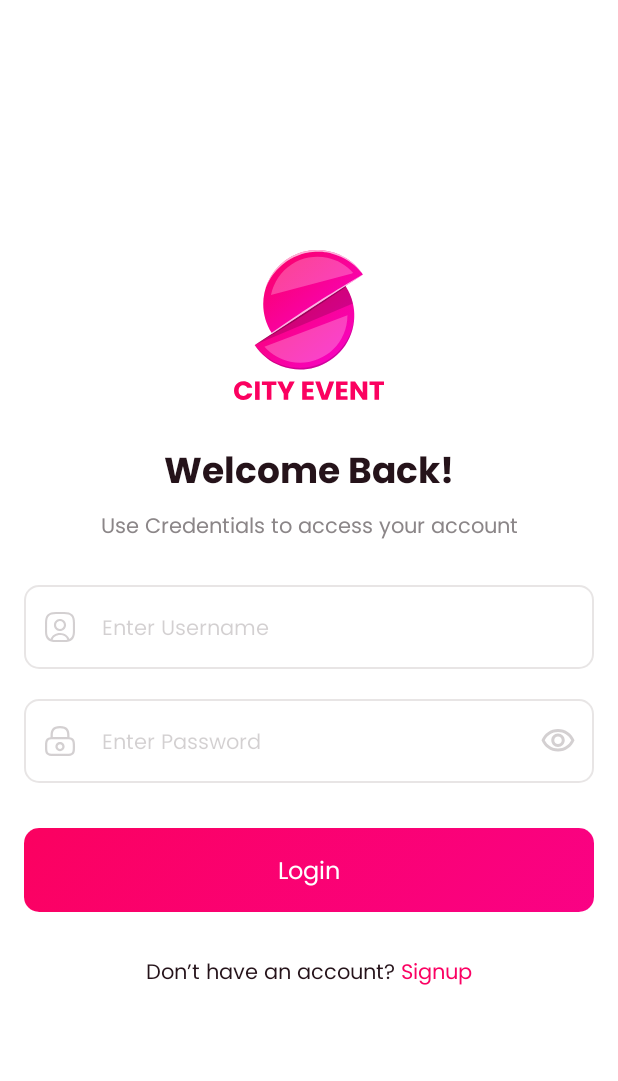
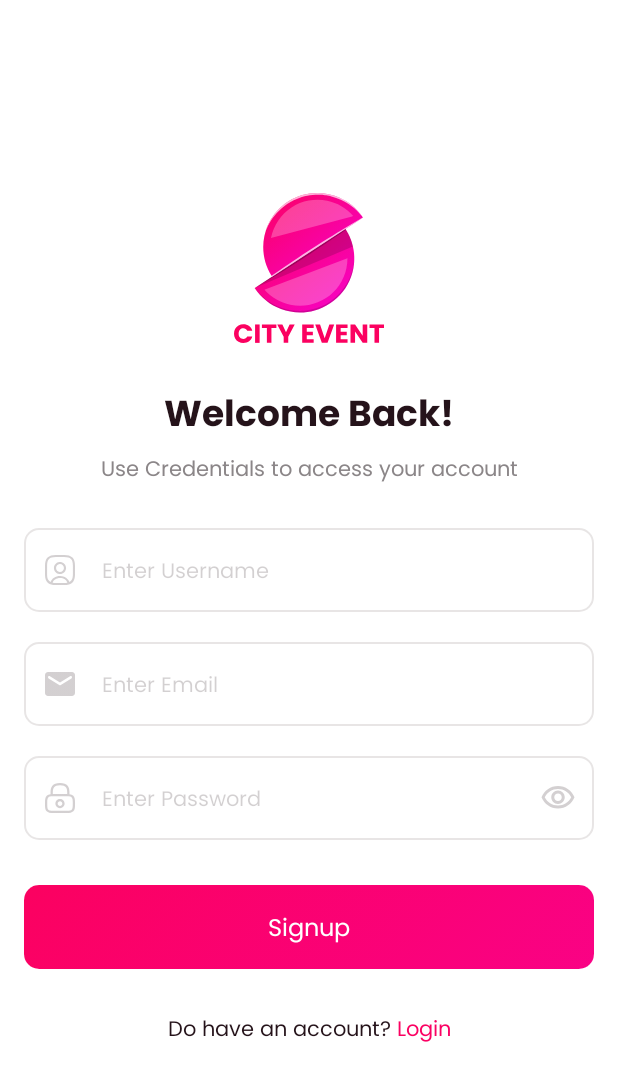
Before and after one commit to kamelkiko/PartyZone, an Android app built with Jetpack Compose: the SignupScreen screen opened through its navigation route, on a phone screen of 412 x 824 dp. Shown: the top 1081 px of the screen. Run offline under Robolectric (Android 15) with nearby library versions, the phone set to English and light mode, and no system bars; our stand-ins replace Dagger/Hilt's generated code.

Commit message:
finish login and signup

```diff
--- /dev/null
+++ b/design_system/src/main/res/drawable/email_icon.xml
@@ -0,0 +1,9 @@
+<vector xmlns:android="http://schemas.android.com/apk/res/android"
+    android:width="24dp"
+    android:height="24dp"
+    android:viewportWidth="24"
+    android:viewportHeight="24">
+  <path
+      android:fillColor="#FF000000"
+      android:pathData="M20,4L4,4c-1.1,0 -1.99,0.9 -1.99,2L2,18c0,1.1 0.9,2 2,2h16c1.1,0 2,-0.9 2,-2L22,6c0,-1.1 -0.9,-2 -2,-2zM19.6,8.25l-7.07,4.42c-0.32,0.2 -0.74,0.2 -1.06,0L4.4,8.25c-0.25,-0.16 -0.4,-0.43 -0.4,-0.72 0,-0.67 0.73,-1.07 1.3,-0.72L12,11l6.7,-4.19c0.57,-0.35 1.3,0.05 1.3,0.72 0,0.29 -0.15,0.56 -0.4,0.72z"/>
+</vector>
--- a/seller/src/main/java/com/app/partyzone/seller/ui/navigation/AppNavHost.kt
+++ b/seller/src/main/java/com/app/partyzone/seller/ui/navigation/AppNavHost.kt
@@ -4,7 +4,8 @@ import androidx.compose.foundation.layout.PaddingValues
 import androidx.compose.runtime.Composable
 import androidx.navigation.compose.NavHost
 import androidx.navigation.compose.composable
-import com.app.partyzone.seller.ui.screen.auth.LoginScreen
+import com.app.partyzone.seller.ui.screen.auth.login.LoginScreen
+import com.app.partyzone.seller.ui.screen.auth.signup.SignupScreen
 import com.app.partyzone.seller.ui.screen.splash.SplashScreen
 import com.app.partyzone.seller.ui.util.LocalNavigationProvider
 
@@ -22,5 +23,9 @@ fun AppNavHost(innerPadding: PaddingValues) {
         composable<Screen.Login> {
             LoginScreen(innerPadding = innerPadding)
         }
+
+        composable<Screen.Signup> {
+            SignupScreen(innerPadding = innerPadding)
+        }
     }
 }
--- a/seller/src/main/java/com/app/partyzone/seller/ui/navigation/Screen.kt
+++ b/seller/src/main/java/com/app/partyzone/seller/ui/navigation/Screen.kt
@@ -8,4 +8,7 @@ sealed interface Screen {
 
     @Serializable
     data object Login : Screen
+
+    @Serializable
+    data object Signup : Screen
 }
--- /dev/null
+++ b/seller/src/main/java/com/app/partyzone/seller/ui/screen/auth/login/LoginScreen.kt
@@ -0,0 +1,166 @@
+package com.app.partyzone.seller.ui.screen.auth.login
+
+import androidx.compose.foundation.Image
+import androidx.compose.foundation.background
+import androidx.compose.foundation.clickable
+import androidx.compose.foundation.layout.Arrangement
+import androidx.compose.foundation.layout.Box
+import androidx.compose.foundation.layout.Column
+import androidx.compose.foundation.layout.PaddingValues
+import androidx.compose.foundation.layout.Row
+import androidx.compose.foundation.layout.Spacer
+import androidx.compose.foundation.layout.fillMaxSize
+import androidx.compose.foundation.layout.fillMaxWidth
+import androidx.compose.foundation.layout.height
+import androidx.compose.foundation.layout.padding
+import androidx.compose.foundation.layout.size
+import androidx.compose.material.icons.Icons
+import androidx.compose.material.icons.filled.Email
+import androidx.compose.material3.ExperimentalMaterial3Api
+import androidx.compose.material3.Icon
+import androidx.compose.material3.Text
+import androidx.compose.runtime.Composable
+import androidx.compose.runtime.getValue
+import androidx.compose.runtime.mutableStateOf
+import androidx.compose.runtime.remember
+import androidx.compose.runtime.setValue
+import androidx.compose.ui.Alignment
+import androidx.compose.ui.Modifier
+import androidx.compose.ui.res.painterResource
+import androidx.compose.ui.res.stringResource
+import androidx.compose.ui.text.input.KeyboardType
+import androidx.compose.ui.text.style.TextAlign
+import androidx.compose.ui.unit.dp
+import com.app.partyzone.design_system.composable.PzButton
+import com.app.partyzone.design_system.composable.PzTextField
+import com.app.partyzone.design_system.theme.Theme
+import com.app.partyzone.design_system.theme.brush
+import com.app.partyzone.seller.R
+import com.app.partyzone.seller.ui.navigation.Screen
+import com.app.partyzone.seller.ui.util.LocalNavigationProvider
+
+@Composable
+fun LoginScreen(innerPadding: PaddingValues) {
+    Box(
+        modifier = Modifier
+            .fillMaxSize()
+            .background(Theme.colors.primary)
+            .padding(innerPadding)
+    ) {
+        LoginContent()
+    }
+}
+
+@OptIn(ExperimentalMaterial3Api::class)
+@Composable
+private fun LoginContent() {
+    var name by remember { mutableStateOf("") }
+    var pass by remember { mutableStateOf("") }
+    val nav = LocalNavigationProvider.current
+
+    Column(
+        modifier = Modifier
+            .fillMaxSize()
+            .background(Theme.colors.primary)
+            .padding(16.dp),
+        horizontalAlignment = Alignment.CenterHorizontally,
+        verticalArrangement = Arrangement.Center,
+    ) {
+        Image(
+            painter = painterResource(id = com.app.partyzone.design_system.R.drawable.logo),
+            contentDescription = stringResource(R.string.logo),
+            modifier = Modifier
+                .size(100.dp)
+                .align(Alignment.CenterHorizontally),
+            contentScale = androidx.compose.ui.layout.ContentScale.FillBounds
+        )
+        Spacer(modifier = Modifier.height(30.dp))
+        Text(
+            text = stringResource(R.string.welcome_back),
+            color = Theme.colors.contentPrimary,
+            style = Theme.typography.headlineLarge,
+            textAlign = TextAlign.Center,
+            modifier = Modifier
+                .fillMaxWidth()
+                .align(Alignment.CenterHorizontally)
+        )
+        Spacer(modifier = Modifier.height(10.dp))
+        Text(
+            text = stringResource(R.string.use_credentials_to_access_your_account),
+            color = Theme.colors.contentSecondary,
+            style = Theme.typography.title,
+            textAlign = TextAlign.Center,
+            modifier = Modifier
+                .fillMaxWidth()
+                .align(Alignment.CenterHorizontally)
+        )
+        Spacer(modifier = Modifier.height(30.dp))
+        PzTextField(
+            hint = stringResource(R.string.enter_email),
+            text = name,
+            onValueChange = { name = it },
+            keyboardType = KeyboardType.Email,
+            leadingIcon = {
+                Icon(
+                    painter = painterResource(id = com.app.partyzone.design_system.R.drawable.email_icon),
+                    contentDescription = stringResource(R.string.email_icon),
+                    tint = Theme.colors.contentTertiary
+                )
+            },
+            textFieldModifier = Modifier
+                .fillMaxWidth()
+                .height(56.dp)
+        )
+        Spacer(modifier = Modifier.height(20.dp))
+        PzTextField(
+            hint = stringResource(R.string.enter_password),
+            text = pass,
+            onValueChange = { pass = it },
+            keyboardType = KeyboardType.Password,
+            leadingIcon = {
+                Icon(
+                    painter = painterResource(id = com.app.partyzone.design_system.R.drawable.password_icon),
+                    contentDescription = stringResource(R.string.password_icon),
+                    tint = Theme.colors.contentPrimary
+                )
+            },
+            textFieldModifier = Modifier
+                .fillMaxWidth()
+                .height(56.dp)
+        )
+        Spacer(modifier = Modifier.height(30.dp))
+        PzButton(
+            title = stringResource(R.string.login),
+            onClick = { },
+            modifier = Modifier
+                .fillMaxWidth()
+                .align(Alignment.CenterHorizontally),
+        )
+        Spacer(modifier = Modifier.height(30.dp))
+        Row(
+            modifier = Modifier.fillMaxWidth(),
+            verticalAlignment = Alignment.CenterVertically,
+            horizontalArrangement = Arrangement.Center
+        ) {
+            Text(
+                text = stringResource(R.string.don_t_have_an_account),
+                color = Theme.colors.contentPrimary,
+                style = Theme.typography.title,
+                textAlign = TextAlign.Center,
+                modifier = Modifier
+                    .align(Alignment.CenterVertically)
+            )
+            Text(
+                text = stringResource(R.string.signup),
+                color = Theme.colors.contentSecondary,
+                style = Theme.typography.title.copy(
+                    brush = brush
+                ),
+                textAlign = TextAlign.Center,
+                modifier = Modifier
+                    .align(Alignment.CenterVertically)
+                    .clickable { nav.navigate(Screen.Signup) }
+            )
+        }
+    }
+}
--- a/seller/src/main/java/com/app/partyzone/seller/ui/screen/auth/LoginScreen.kt
+++ b/seller/src/main/java/com/app/partyzone/seller/ui/screen/auth/signup/SignupScreen.kt
@@ -1,7 +1,8 @@
-package com.app.partyzone.seller.ui.screen.auth
+package com.app.partyzone.seller.ui.screen.auth.signup
 
 import androidx.compose.foundation.Image
 import androidx.compose.foundation.background
+import androidx.compose.foundation.clickable
 import androidx.compose.foundation.layout.Arrangement
 import androidx.compose.foundation.layout.Box
 import androidx.compose.foundation.layout.Column
@@ -13,6 +14,9 @@ import androidx.compose.foundation.layout.fillMaxWidth
 import androidx.compose.foundation.layout.height
 import androidx.compose.foundation.layout.padding
 import androidx.compose.foundation.layout.size
+import androidx.compose.material.icons.Icons
+import androidx.compose.material.icons.filled.Email
+import androidx.compose.material.icons.outlined.Email
 import androidx.compose.material3.ExperimentalMaterial3Api
 import androidx.compose.material3.Icon
 import androidx.compose.material3.Text
@@ -33,24 +37,29 @@ import com.app.partyzone.design_system.composable.PzTextField
 import com.app.partyzone.design_system.theme.Theme
 import com.app.partyzone.design_system.theme.brush
 import com.app.partyzone.seller.R
+import com.app.partyzone.seller.ui.navigation.Screen
+import com.app.partyzone.seller.ui.util.LocalNavigationProvider
 
 @Composable
-fun LoginScreen(innerPadding: PaddingValues) {
+fun SignupScreen(innerPadding: PaddingValues) {
     Box(
         modifier = Modifier
             .fillMaxSize()
             .background(Theme.colors.primary)
             .padding(innerPadding)
     ) {
-        LoginContent()
+        SignupContent()
     }
 }
 
 @OptIn(ExperimentalMaterial3Api::class)
 @Composable
-private fun LoginContent() {
+private fun SignupContent() {
     var name by remember { mutableStateOf("") }
+    var name2 by remember { mutableStateOf("") }
     var pass by remember { mutableStateOf("") }
+    val nav = LocalNavigationProvider.current
+
     Column(
         modifier = Modifier
             .fillMaxSize()
@@ -95,9 +104,26 @@ private fun LoginContent() {
             keyboardType = KeyboardType.Text,
             leadingIcon = {
                 Icon(
-                    painter = painterResource(id = com.app.partyzone.design_system.R.drawable.username_icon),
+                    painter = painterResource(com.app.partyzone.design_system.R.drawable.username_icon),
                     contentDescription = stringResource(R.string.username_icon),
                     tint = Theme.colors.contentPrimary
+                )
+            },
+            textFieldModifier = Modifier
+                .fillMaxWidth()
+                .height(56.dp)
+        )
+        Spacer(modifier = Modifier.height(20.dp))
+        PzTextField(
+            hint = stringResource(R.string.enter_email),
+            text = name2,
+            onValueChange = { name2 = it },
+            keyboardType = KeyboardType.Email,
+            leadingIcon = {
+                Icon(
+                    painter = painterResource(id = com.app.partyzone.design_system.R.drawable.email_icon),
+                    contentDescription = stringResource(R.string.email_icon),
+                    tint = Theme.colors.contentTertiary
                 )
             },
             textFieldModifier = Modifier
@@ -123,7 +149,7 @@ private fun LoginContent() {
         )
         Spacer(modifier = Modifier.height(30.dp))
         PzButton(
-            title = stringResource(R.string.login),
+            title = stringResource(R.string.signup),
             onClick = { },
             modifier = Modifier
                 .fillMaxWidth()
@@ -136,7 +162,7 @@ private fun LoginContent() {
             horizontalArrangement = Arrangement.Center
         ) {
             Text(
-                text = stringResource(R.string.don_t_have_an_account),
+                text = stringResource(R.string.do_have_an_account),
                 color = Theme.colors.contentPrimary,
                 style = Theme.typography.title,
                 textAlign = TextAlign.Center,
@@ -144,7 +170,7 @@ private fun LoginContent() {
                     .align(Alignment.CenterVertically)
             )
             Text(
-                text = stringResource(R.string.signup),
+                text = stringResource(R.string.login),
                 color = Theme.colors.contentSecondary,
                 style = Theme.typography.title.copy(
                     brush = brush
@@ -152,6 +178,7 @@ private fun LoginContent() {
                 textAlign = TextAlign.Center,
                 modifier = Modifier
                     .align(Alignment.CenterVertically)
+                    .clickable { nav.navigate(Screen.Login) }
             )
         }
     }
--- a/seller/src/main/res/values/strings.xml
+++ b/seller/src/main/res/values/strings.xml
@@ -10,4 +10,7 @@
     <string name="signup">Signup</string>
     <string name="username_icon">Username icon</string>
     <string name="password_icon">Password icon</string>
+    <string name="enter_email">Enter Email</string>
+    <string name="email_icon">Email icon</string>
+    <string name="do_have_an_account">"Do have an account? "</string>
 </resources>
```
